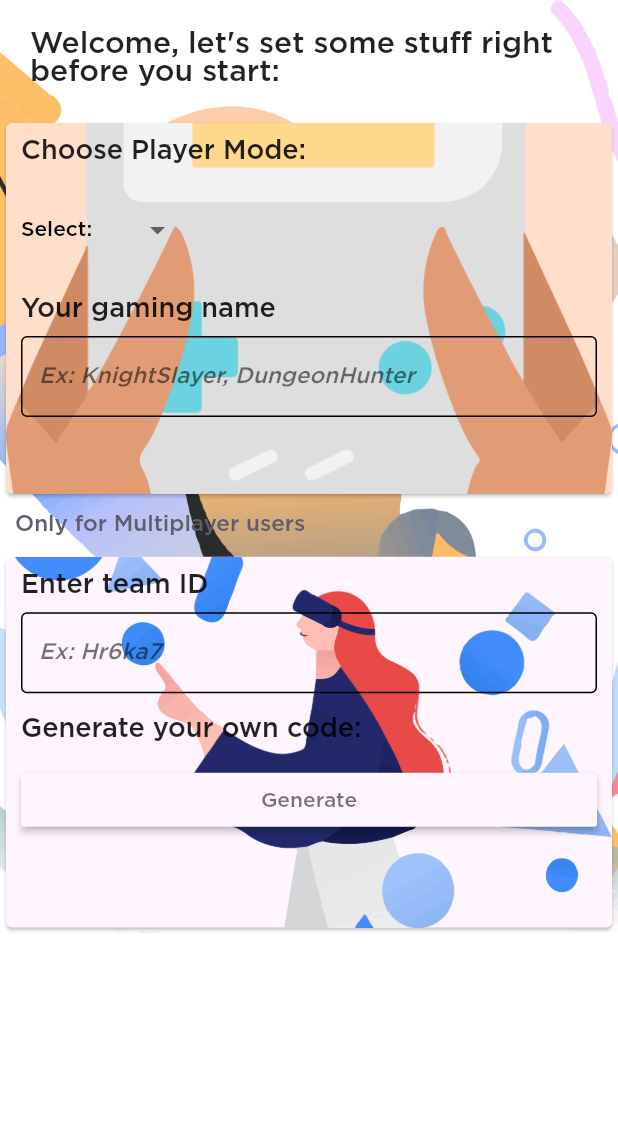
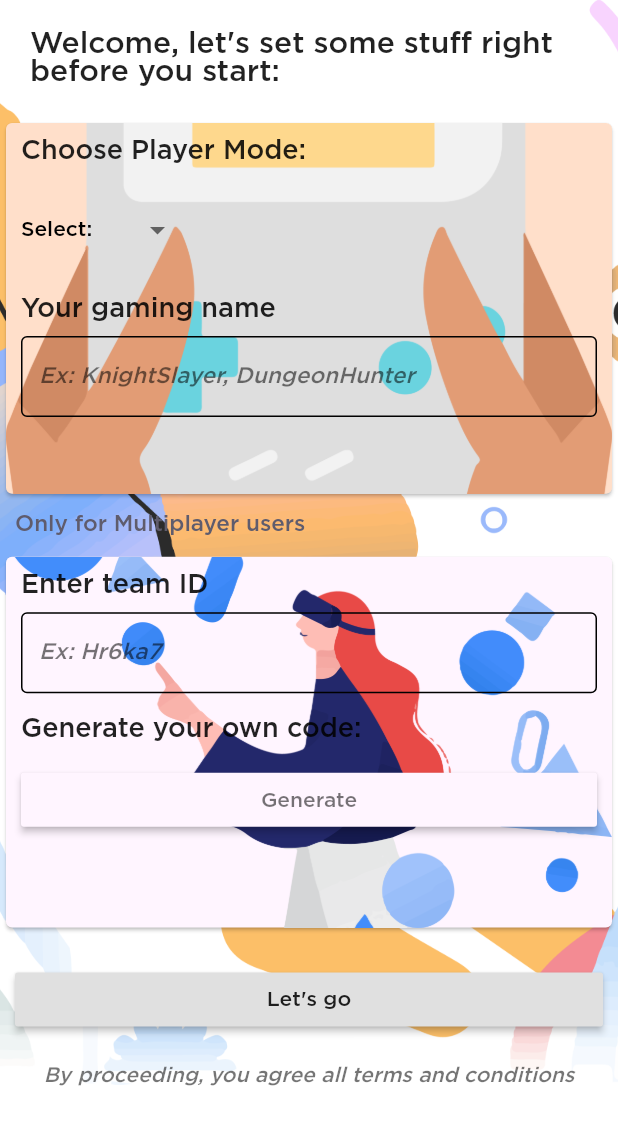
Before and after one commit to Rishabhltfb/PiratC, a Flutter app: the screen it shows after launch, on a phone screen of 412 x 824 dp. Shown: the top 1125 px of the screen. Run offline on Flutter 3.47's test engine with Material 2 defaults, Android fonts, the phone set to English and light mode, and no system bars; our stand-ins replace hexcolor.

Commit message:
ui changes

```diff
--- a/lib/home.dart
+++ b/lib/home.dart
@@ -1,5 +1,6 @@
 import 'package:flutter/material.dart';
 import 'package:hexcolor/hexcolor.dart';
+import 'package:piratc/homewidget.dart';
 
 final nameController = TextEditingController();
 final codeController = TextEditingController();
@@ -221,6 +222,43 @@ class _HomeState extends State<Home> {
                     ),
                   ),
                 ),
+                Container(
+                  child: Column(
+                    children: [
+                      Padding(
+                        padding: const EdgeInsets.fromLTRB(10, 20, 10, 20),
+                        child: RaisedButton(
+                          child: Row(
+                            mainAxisAlignment: MainAxisAlignment.center,
+                            children: [
+                              Text(
+                                "Let's go",
+                                style: TextStyle(fontFamily: 'Gotham'),
+                              ),
+                            ],
+                          ),
+                          onPressed: () => Navigator.of(context).push(
+                            MaterialPageRoute(
+                              builder: (context) {
+                                return HomeWidget();
+                              },
+                            ),
+                          ),
+                        ),
+                      ),
+                      Align(
+                        alignment: Alignment.bottomCenter,
+                        child: Text(
+                          "By proceeding, you agree all terms and conditions",
+                          style: TextStyle(
+                              fontFamily: 'Gotham',
+                              fontStyle: FontStyle.italic,
+                              color: Colors.black54),
+                        ),
+                      ),
+                    ],
+                  ),
+                ),
               ],
             ),
           ),
```
Also changed, not shown: lib/homewidget.dart (added, +59 -0 lines), lib/mainscreen.dart (added, +13 -0 lines).
